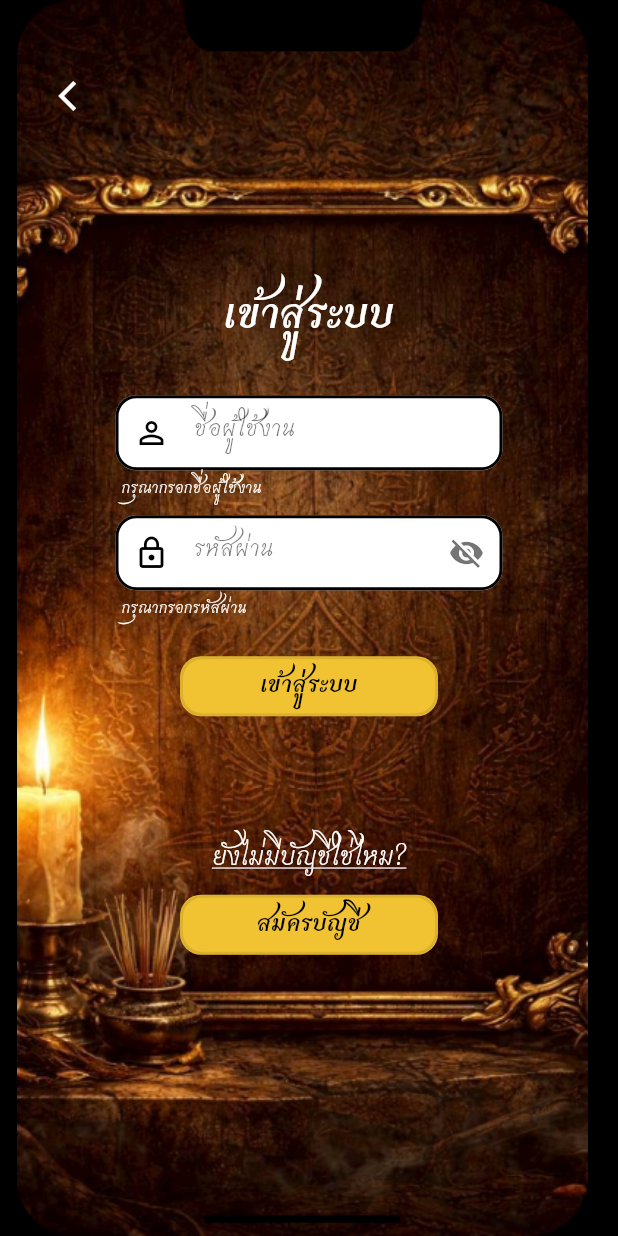
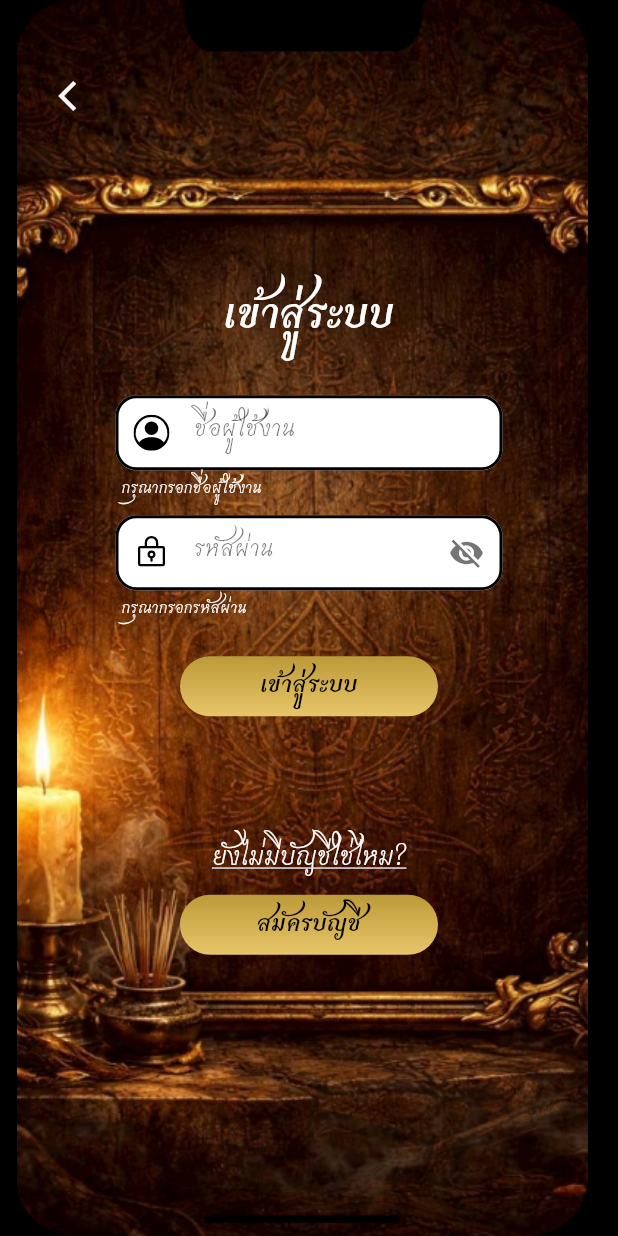
Before and after one commit to we9d/areyoughost, a Flutter app: the RegisterScreen screen opened directly, after a tap on the "arrow back ios" icon, after a tap on "เข้าสู่ระบบ", on a phone screen of 412 x 824 dp. Run offline on Flutter 3.47's test engine with Material 3 defaults, Android fonts, the phone set to English and light mode, and no system bars; our stand-ins replace bootstrap_icons, google_fonts, phosphor_flutter, shared_preferences; missing offline and left inert: window_manager; accounts and stored records are empty.

Commit message:
DEV--Fix Login and Register

```diff
--- a/frontend/lib/services/auth_service.dart
+++ b/frontend/lib/services/auth_service.dart
@@ -10,12 +10,13 @@ class AuthService {
       return 'กรุณากรอกชื่อผู้ใช้งาน';
     }
 
-    // Check for spaces
-    if (username.contains(' ')) {
-      return 'ชื่อผู้ใช้ต้องไม่มีช่องว่าง';
+    // Check for Thai characters
+    final thaiPattern = RegExp(r'[ก-๙]');
+    if (thaiPattern.hasMatch(username)) {
+      return 'กรุณากรอกภาษาอังกฤษ';
     }
 
-    // Check for special characters (only allow alphanumeric and underscore)
+    // Check for spaces or special characters (allow alphanumeric and underscores)
     final validPattern = RegExp(r'^[a-zA-Z0-9_]+$');
     if (!validPattern.hasMatch(username)) {
       return 'ไม่สามารถใช้สัญลักษณ์พิเศษได้ กรุณาลองใหม่อีกครั้ง';
@@ -34,10 +35,21 @@ class AuthService {
     return null; // Valid
   }
 
-  // Password validation: no restrictions (security focused)
+  // Password validation: English only
   static String? validatePassword(String? password) {
     if (password == null || password.isEmpty) {
       return 'กรุณากรอกรหัสผ่าน';
+    }
+
+    // Check for Thai characters
+    final thaiPattern = RegExp(r'[ก-๙]');
+    if (thaiPattern.hasMatch(password)) {
+      return 'กรุณากรอกภาษาอังกฤษ';
+    }
+
+    // Check for spaces
+    if (password.contains(' ')) {
+      return 'ไม่สามารถใช้ช่องว่าง กรุณาลองใหม่อีกครั้ง';
     }
 
     // Minimum length for security
--- a/frontend/lib/ui/login/login_screen.dart
+++ b/frontend/lib/ui/login/login_screen.dart
@@ -147,7 +147,7 @@ class _LoginScreenState extends State<LoginScreen> {
                           style: const TextStyle(
                             fontFamily: 'Charmonman',
                             fontSize: 14,
-                            color: Colors.red,
+                            color: Colors.white,
                           ),
                           textAlign: TextAlign.center,
                         ),
--- a/frontend/lib/ui/widgets/auth_button.dart
+++ b/frontend/lib/ui/widgets/auth_button.dart
@@ -1,9 +1,9 @@
 import 'package:flutter/material.dart';
+import 'package:areyoughost/ui/widgets/buttons/decoration/shadow.dart';
 
 /// A custom button with inner shadow effect used throughout the authentication flow.
 ///
-/// This button features a golden yellow background with an inner shadow effect
-/// to create a pressed/embossed appearance.
+/// This button matches the shadow and gradient styling used on the main screen.
 class AuthButton extends StatelessWidget {
   /// The text to display on the button
   final String text;
@@ -27,33 +27,16 @@ class AuthButton extends StatelessWidget {
 
   @override
   Widget build(BuildContext context) {
-    return SizedBox(
+    return Shadow(
+      height: height ?? 40,
       width: width ?? 172,
-      height: height ?? 40,
-      child: Stack(
-        children: [
-          // Background container with golden color
-          Container(
-            decoration: BoxDecoration(
-              color: const Color(0xFFF1C232),
-              borderRadius: BorderRadius.circular(14),
+      gradient: const LinearGradient(
+        begin: Alignment.topCenter,
+        end: Alignment.bottomCenter,
+        colors: [Color.fromARGB(255, 189, 154, 56), Color(0xFFE7C66A)],
+        stops: [0.0, 1.5],
       ),
-          ),
-          // Inner shadow effect
-          ClipRRect(
-            borderRadius: BorderRadius.circular(14),
-            child: CustomPaint(
-              painter: _InnerShadowPainter(),
-              child: Container(),
-            ),
-          ),
-          // Clickable overlay with text
-          Material(
-            color: Colors.transparent,
-            child: InkWell(
-              borderRadius: BorderRadius.circular(14),
-              onTap: onTap,
-              child: Center(
+      onPressed: onTap,
       child: Text(
         text,
         style: const TextStyle(
@@ -63,36 +46,6 @@ class AuthButton extends StatelessWidget {
           color: Colors.black,
         ),
       ),
-              ),
-            ),
-          ),
-        ],
-      ),
     );
   }
 }
-
-/// Custom painter that creates an inner shadow effect for the AuthButton.
-class _InnerShadowPainter extends CustomPainter {
-  @override
-  void paint(Canvas canvas, Size size) {
-    final rect = Offset.zero & size;
-
-    final paint = Paint()
-      ..color = Colors.black.withOpacity(0.25)
-      ..style = PaintingStyle.stroke
-      ..strokeWidth = 2
-      ..maskFilter = const MaskFilter.blur(BlurStyle.inner, 2);
-
-    canvas.drawRRect(
-      RRect.fromRectAndRadius(
-        rect.deflate(1),
-        const Radius.circular(14),
-      ),
-      paint,
-    );
-  }
-
-  @override
-  bool shouldRepaint(covariant CustomPainter oldDelegate) => false;
-}
--- a/frontend/lib/ui/widgets/auth_text_field.dart
+++ b/frontend/lib/ui/widgets/auth_text_field.dart
@@ -1,5 +1,7 @@
 import 'package:flutter/material.dart';
 import 'package:areyoughost/services/auth_service.dart';
+import 'package:phosphor_flutter/phosphor_flutter.dart';
+import 'package:bootstrap_icons/bootstrap_icons.dart';
 
 /// Type of authentication text field
 enum AuthFieldType {
@@ -63,12 +65,12 @@ class _AuthTextFieldState extends State<AuthTextField> {
   IconData get _defaultIcon {
     switch (widget.fieldType) {
       case AuthFieldType.username:
-        return Icons.person_outline;
+        return BootstrapIcons.person_circle;
       case AuthFieldType.email:
-        return Icons.email_outlined;
+        return BootstrapIcons.envelope;
       case AuthFieldType.password:
       case AuthFieldType.confirmPassword:
-        return Icons.lock_outline;
+        return PhosphorIcons.lockKey();
     }
   }
 
@@ -122,6 +124,7 @@ class _AuthTextFieldState extends State<AuthTextField> {
         controller: widget.controller,
         obscureText: _shouldObscure,
         cursorColor: Colors.black,
+        cursorErrorColor: Colors.black,
         style: const TextStyle(
           fontFamily: 'Charmonman',
           fontSize: 18,
--- a/frontend/lib/ui/widgets/buttons/decoration/shadow.dart
+++ b/frontend/lib/ui/widgets/buttons/decoration/shadow.dart
@@ -18,7 +18,9 @@ class Shadow extends StatelessWidget {
 
   @override
   Widget build(BuildContext context) {
-    return GestureDetector(
+    return MouseRegion(
+      cursor: SystemMouseCursors.click,
+      child: GestureDetector(
         onTap: onPressed,
         child: Container(
           width: width, //button width
@@ -40,22 +42,16 @@ class Shadow extends StatelessWidget {
               ),
               // ตัวปุ่มสีจริง
               Container(
-              // padding: EdgeInsets.only(
-              //   top: 9.5,
-              //   bottom: 10,
-              //   left: 28,
-              //   right: 28,
-              // ),
                 decoration: BoxDecoration(
                   borderRadius: BorderRadius.circular(30),
                 ),
-
                 alignment: Alignment.center,
                 child: child,
               ),
             ],
           ),
         ),
+      ),
     );
   }
 }
--- a/frontend/lib/ui/widgets/success_dialog.dart
+++ b/frontend/lib/ui/widgets/success_dialog.dart
@@ -22,7 +22,7 @@ class SuccessDialog extends StatelessWidget {
     required this.title,
     required this.message,
     required this.destination,
-    this.duration = const Duration(seconds: 1),
+    this.duration = const Duration(seconds: 2),
   });
 
   /// Show the success dialog and auto-navigate
@@ -31,7 +31,7 @@ class SuccessDialog extends StatelessWidget {
     required String title,
     required String message,
     required Widget destination,
-    Duration duration = const Duration(seconds: 1),
+    Duration duration = const Duration(seconds: 2),
   }) {
     showDialog(
       context: context,
```
Also changed, not shown: frontend/lib/services/mock_user_database.dart (+4 -4 lines), frontend/lib/ui/register/register_screen.dart (+19 -9 lines). Lines whose indentation alone changed are shown as unchanged.
